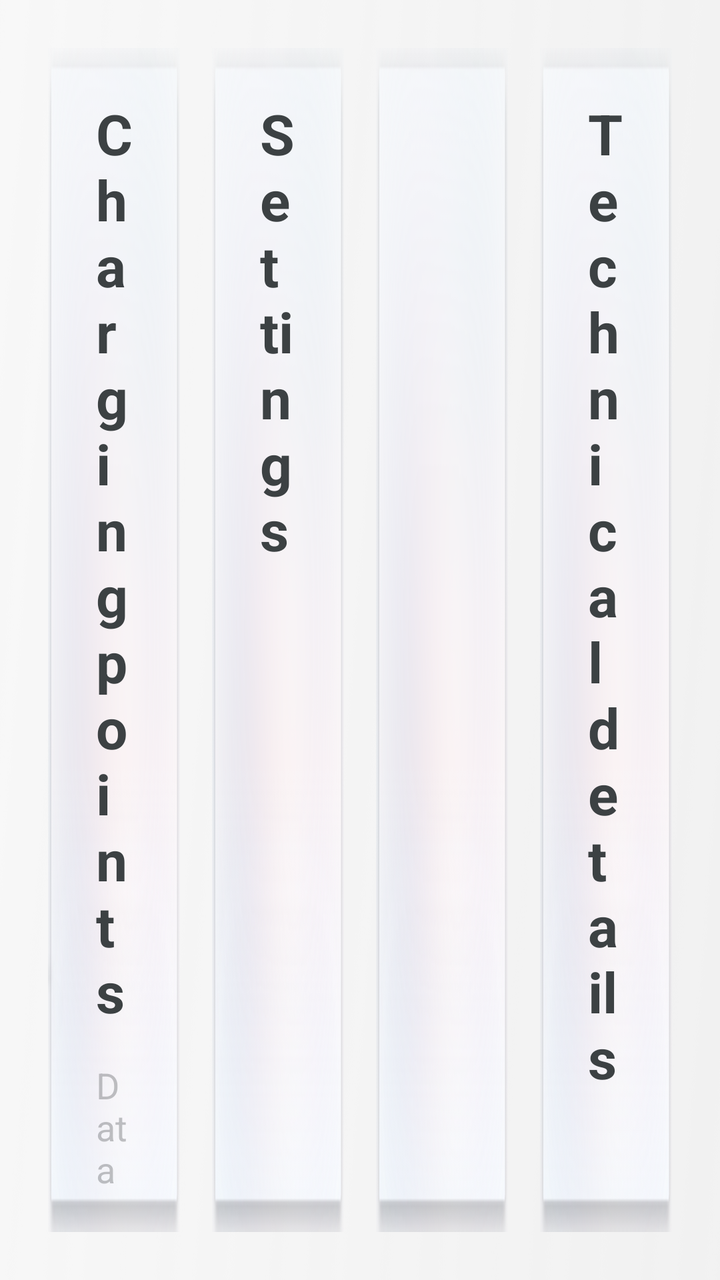
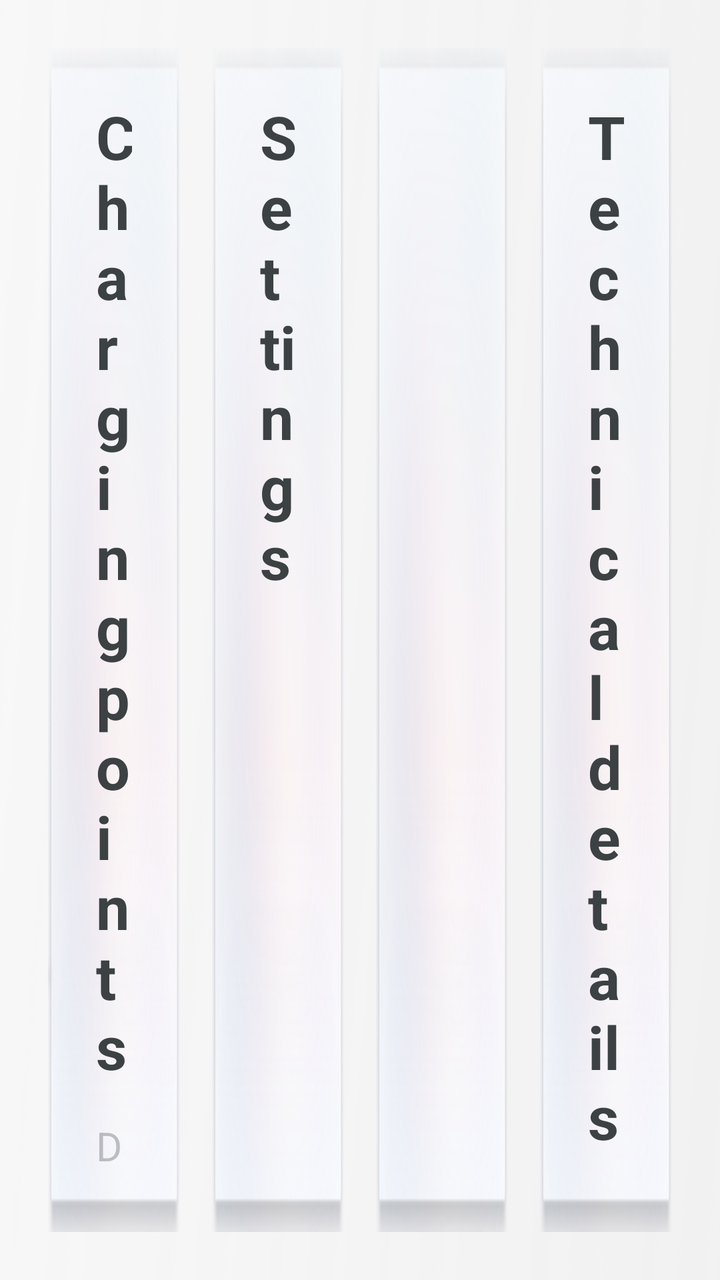

The first picture is an Android layout as it rendered before a commit; the second is the same layout after the commit. The layout source and the unified diff follow.
<!-- AndroidManifest.xml: application theme Theme.MG4SimpleLauncher -->
<!-- res/layout/fragment_system.xml -->
<?xml version="1.0" encoding="utf-8"?>
<LinearLayout xmlns:android="http://schemas.android.com/apk/res/android"
    android:layout_width="match_parent"
    android:layout_height="match_parent"
    android:orientation="horizontal"
    android:baselineAligned="false"
    android:padding="@dimen/screen_padding">

    
    <FrameLayout
        android:id="@+id/charging_card"
        android:layout_width="0dp"
        android:layout_height="match_parent"
        android:layout_weight="1"
        android:layout_marginEnd="@dimen/card_gap"
        android:background="@drawable/smallcard_selector"
        android:clickable="true"
        android:focusable="true">

        
        <ImageView
            android:layout_width="@dimen/charging_bolt_width"
            android:layout_height="@dimen/charging_bolt_height"
            android:layout_gravity="bottom|end"
            android:layout_marginEnd="@dimen/charging_bolt_margin_end"
            android:layout_marginBottom="@dimen/charging_bolt_margin_bottom"
            android:alpha="0.12"
            android:background="@drawable/ic_charging_bolt"
            android:contentDescription="@null" />

        <LinearLayout
            android:layout_width="match_parent"
            android:layout_height="match_parent"
            android:orientation="vertical"
            android:padding="@dimen/info_card_padding">

            <TextView
                android:layout_width="wrap_content"
                android:layout_height="wrap_content"
                android:text="@string/charging_title"
                android:textColor="@color/text_primary"
                android:textSize="@dimen/small_card_label_size"
                android:textStyle="bold" />

            <LinearLayout
                android:id="@+id/charging_card_results"
                android:layout_width="match_parent"
                android:layout_height="0dp"
                android:layout_weight="1"
                android:layout_marginTop="14dp"
                android:orientation="vertical"
                android:visibility="gone">

                <TextView
                    android:id="@+id/charge_group_motorway"
                    android:layout_width="match_parent"
                    android:layout_height="wrap_content"
                    android:layout_marginBottom="6dp"
                    android:text="@string/charging_filter_motorway"
                    android:textColor="@color/accent"
                    android:textSize="@dimen/charge_item_detail_size"
                    android:textStyle="bold" />

            <include layout="@layout/part_charge_summary" android:id="@+id/charge_row_0" />
            <include layout="@layout/part_charge_summary" android:id="@+id/charge_row_1" />
            <include layout="@layout/part_charge_summary" android:id="@+id/charge_row_2" />

                <TextView
                    android:id="@+id/charge_group_supercharger"
                    android:layout_width="match_parent"
                    android:layout_height="wrap_content"
                    android:layout_marginTop="6dp"
                    android:layout_marginBottom="6dp"
                    android:text="@string/charging_filter_supercharger"
                    android:textColor="@color/accent"
                    android:textSize="@dimen/charge_item_detail_size"
                    android:textStyle="bold" />

            <include layout="@layout/part_charge_summary" android:id="@+id/charge_row_3" />
            <include layout="@layout/part_charge_summary" android:id="@+id/charge_row_4" />
            <include layout="@layout/part_charge_summary" android:id="@+id/charge_row_5" />
            </LinearLayout>

            <TextView
                android:id="@+id/charging_card_status"
                android:layout_width="match_parent"
                android:layout_height="0dp"
                android:layout_weight="1"
                android:layout_marginTop="16dp"
                android:textColor="@color/text_secondary"
                android:textSize="@dimen/info_card_body_size" />

            <TextView
                android:layout_width="match_parent"
                android:layout_height="wrap_content"
                android:text="@string/charging_attribution"
                android:textColor="@color/text_tertiary"
                android:textSize="@dimen/charge_item_detail_size" />
        </LinearLayout>
    </FrameLayout>

    
    <LinearLayout
        android:id="@+id/settings_card"
        android:layout_width="0dp"
        android:layout_height="match_parent"
        android:layout_weight="1"
        android:layout_marginEnd="@dimen/card_gap"
        android:background="@drawable/smallcard_selector"
        android:clickable="true"
        android:focusable="true"
        android:orientation="vertical"
        android:padding="@dimen/info_card_padding">

        <TextView
            android:layout_width="wrap_content"
            android:layout_height="wrap_content"
            android:text="@string/settings_title"
            android:textColor="@color/text_primary"
            android:textSize="@dimen/small_card_label_size"
            android:textStyle="bold" />

        <TextView
            android:id="@+id/settings_card_summary"
            android:layout_width="match_parent"
            android:layout_height="wrap_content"
            android:layout_marginTop="16dp"
            android:lineSpacingExtra="6dp"
            android:textColor="@color/text_secondary"
            android:textSize="@dimen/info_card_body_size" />
    </LinearLayout>

    
    <LinearLayout
        android:layout_width="0dp"
        android:layout_height="match_parent"
        android:layout_weight="1"
        android:layout_marginEnd="@dimen/card_gap"
        android:background="@drawable/smallcard_selector"
        android:gravity="center"
        android:orientation="vertical" />
    
    <ScrollView
        android:layout_width="0dp"
        android:layout_height="match_parent"
        android:layout_weight="1"
        android:background="@drawable/smallcard_selector"
        android:fillViewport="true"
        android:padding="@dimen/info_card_padding"
        android:scrollbars="none">

        <LinearLayout
            android:layout_width="match_parent"
            android:layout_height="wrap_content"
            android:orientation="vertical">

            <TextView
                android:layout_width="wrap_content"
                android:layout_height="wrap_content"
                android:text="@string/sys_technical"
                android:textColor="@color/text_primary"
                android:textSize="@dimen/small_card_label_size"
                android:textStyle="bold" />

            <TextView
                android:id="@+id/tv_device_body"
                android:layout_width="match_parent"
                android:layout_height="wrap_content"
                android:layout_marginTop="16dp"
                android:lineSpacingExtra="6dp"
                android:textColor="@color/text_secondary"
                android:textSize="@dimen/info_card_body_size" />

            <Space
                android:layout_width="match_parent"
                android:layout_height="0dp"
                android:layout_weight="1"
                android:minHeight="16dp" />

            
            <TextView
                android:layout_width="wrap_content"
                android:layout_height="wrap_content"
                android:text="@string/sys_memory"
                android:textColor="@color/text_secondary"
                android:textSize="@dimen/info_card_body_size" />

            <TextView
                android:id="@+id/tv_memory_value"
                android:layout_width="wrap_content"
                android:layout_height="wrap_content"
                android:textColor="@color/text_primary"
                android:textSize="@dimen/sys_value_size"
                android:textStyle="bold" />

            <TextView
                android:layout_width="wrap_content"
                android:layout_height="wrap_content"
                android:text="@string/sys_used_total"
                android:textColor="@color/text_secondary"
                android:textSize="@dimen/info_card_body_size" />

            <Space
                android:layout_width="match_parent"
                android:layout_height="0dp"
                android:layout_weight="1"
                android:minHeight="16dp" />

            
            <TextView
                android:layout_width="wrap_content"
                android:layout_height="wrap_content"
                android:text="@string/sys_storage"
                android:textColor="@color/text_secondary"
                android:textSize="@dimen/info_card_body_size" />

            <TextView
                android:id="@+id/tv_storage_value"
                android:layout_width="wrap_content"
                android:layout_height="wrap_content"
                android:textColor="@color/text_primary"
                android:textSize="@dimen/sys_value_size"
                android:textStyle="bold" />

            <TextView
                android:layout_width="wrap_content"
                android:layout_height="wrap_content"
                android:text="@string/sys_free_total"
                android:textColor="@color/text_secondary"
                android:textSize="@dimen/info_card_body_size" />

            <Space
                android:layout_width="match_parent"
                android:layout_height="0dp"
                android:layout_weight="1"
                android:minHeight="16dp" />

            
            <TextView
                android:layout_width="wrap_content"
                android:layout_height="wrap_content"
                android:text="@string/sys_network"
                android:textColor="@color/text_secondary"
                android:textSize="@dimen/info_card_body_size" />

            <TextView
                android:id="@+id/tv_network_value"
                android:layout_width="wrap_content"
                android:layout_height="wrap_content"
                android:textColor="@color/text_primary"
                android:textSize="@dimen/sys_value_size"
                android:textStyle="bold" />

            <TextView
                android:id="@+id/tv_network_detail"
                android:layout_width="wrap_content"
                android:layout_height="wrap_content"
                android:textColor="@color/text_secondary"
                android:textSize="@dimen/info_card_body_size" />
        </LinearLayout>
    </ScrollView>
</LinearLayout>
<!-- res/layout/part_charge_summary.xml (included above) -->
<?xml version="1.0" encoding="utf-8"?>
<LinearLayout xmlns:android="http://schemas.android.com/apk/res/android"
    android:layout_width="match_parent"
    android:layout_height="wrap_content"
    android:layout_marginBottom="14dp"
    android:orientation="vertical">

    <TextView
        android:id="@+id/summary_name"
        android:layout_width="match_parent"
        android:layout_height="wrap_content"
        android:ellipsize="end"
        android:maxLines="1"
        android:textColor="@color/text_primary"
        android:textSize="@dimen/charge_item_detail_size"
        android:textStyle="bold" />

    <TextView
        android:id="@+id/summary_detail"
        android:layout_width="match_parent"
        android:layout_height="wrap_content"
        android:layout_marginTop="2dp"
        android:ellipsize="end"
        android:maxLines="1"
        android:textColor="@color/text_secondary"
        android:textSize="@dimen/charge_item_detail_size" />
</LinearLayout>
<!-- resources referenced by this layout -->
<resources>
  <color name="accent">#056eff</color>
  <color name="text_primary">#3c4143</color>
  <color name="text_secondary">#7f3c4143</color>
  <color name="text_tertiary">#503c4143</color>
  <dimen name="card_gap">16dp</dimen>
  <dimen name="charge_item_detail_size">18sp</dimen>
  <dimen name="charging_bolt_height">196dp</dimen>
  <dimen name="charging_bolt_margin_bottom">8dp</dimen>
  <dimen name="charging_bolt_margin_end">36dp</dimen>
  <dimen name="charging_bolt_width">150dp</dimen>
  <dimen name="info_card_body_size">22sp</dimen>
  <dimen name="info_card_padding">24dp</dimen>
  <dimen name="screen_padding">24dp</dimen>
  <dimen name="small_card_label_size">28sp</dimen>
  <dimen name="sys_value_size">32sp</dimen>
  <!-- drawable ic_charging_bolt: png bitmap (drawable, 1268 bytes) -->
  <!-- drawable smallcard_selector (drawable) -->
  <?xml version="1.0" encoding="utf-8"?>
  <selector xmlns:android="http://schemas.android.com/apk/res/android">
      <item android:state_pressed="true" android:drawable="@drawable/bg_clicked" />
      <item android:drawable="@drawable/bg_normal" />
  </selector>
  <string name="charging_attribution">Data © Open Charge Map</string>
  <string name="charging_filter_motorway">Motorway</string>
  <string name="charging_filter_supercharger">Supercharger</string>
  <string name="charging_title">Charging points</string>
  <string name="settings_title">Settings</string>
  <string name="sys_free_total">free / total</string>
  <string name="sys_memory">Memory</string>
  <string name="sys_network">Network</string>
  <string name="sys_storage">Storage</string>
  <string name="sys_technical">Technical details</string>
  <string name="sys_used_total">used / total</string>
  <style name="Theme.MG4SimpleLauncher" parent="Theme.AppCompat.DayNight.NoActionBar">
          <item name="android:windowBackground">@drawable/bg_home</item>
          <item name="android:statusBarColor">@android:color/transparent</item>
          <item name="android:navigationBarColor">@android:color/transparent</item>
          <item name="colorAccent">@color/accent</item>
      </style>
  <!-- drawable bg_clicked: png bitmap (drawable, 39658 bytes) -->
  <!-- drawable bg_normal: png bitmap (drawable, 51707 bytes) -->
  <!-- drawable bg_home: png bitmap (drawable, 80650 bytes) -->
</resources>

<!-- the commit's change to res/layout/fragment_system.xml (unified diff, before → after) -->
@@ -55,10 +55,10 @@
                     android:id="@+id/charge_group_motorway"
                     android:layout_width="match_parent"
                     android:layout_height="wrap_content"
-                    android:layout_marginBottom="6dp"
+                    android:layout_marginBottom="4dp"
                     android:text="@string/charging_filter_motorway"
                     android:textColor="@color/accent"
-                    android:textSize="@dimen/charge_item_detail_size"
+                    android:textSize="@dimen/secondary_text_size"
                     android:textStyle="bold" />
 
             <include layout="@layout/part_charge_summary" android:id="@+id/charge_row_0" />
@@ -69,11 +69,11 @@
                     android:id="@+id/charge_group_supercharger"
                     android:layout_width="match_parent"
                     android:layout_height="wrap_content"
-                    android:layout_marginTop="6dp"
-                    android:layout_marginBottom="6dp"
+                    android:layout_marginTop="4dp"
+                    android:layout_marginBottom="4dp"
                     android:text="@string/charging_filter_supercharger"
                     android:textColor="@color/accent"
-                    android:textSize="@dimen/charge_item_detail_size"
+                    android:textSize="@dimen/secondary_text_size"
                     android:textStyle="bold" />
 
             <include layout="@layout/part_charge_summary" android:id="@+id/charge_row_3" />
@@ -95,7 +95,7 @@
                 android:layout_height="wrap_content"
                 android:text="@string/charging_attribution"
                 android:textColor="@color/text_tertiary"
-                android:textSize="@dimen/charge_item_detail_size" />
+                android:textSize="@dimen/secondary_text_size" />
         </LinearLayout>
     </FrameLayout>
 
@@ -169,7 +169,7 @@
                 android:layout_marginTop="16dp"
                 android:lineSpacingExtra="6dp"
                 android:textColor="@color/text_secondary"
-                android:textSize="@dimen/info_card_body_size" />
+                android:textSize="@dimen/secondary_text_size" />
 
             <Space
                 android:layout_width="match_parent"
@@ -183,7 +183,7 @@
                 android:layout_height="wrap_content"
                 android:text="@string/sys_memory"
                 android:textColor="@color/text_secondary"
-                android:textSize="@dimen/info_card_body_size" />
+                android:textSize="@dimen/secondary_text_size" />
 
             <TextView
                 android:id="@+id/tv_memory_value"
@@ -198,7 +198,7 @@
                 android:layout_height="wrap_content"
                 android:text="@string/sys_used_total"
                 android:textColor="@color/text_secondary"
-                android:textSize="@dimen/info_card_body_size" />
+                android:textSize="@dimen/secondary_text_size" />
 
             <Space
                 android:layout_width="match_parent"
@@ -212,7 +212,7 @@
                 android:layout_height="wrap_content"
                 android:text="@string/sys_storage"
                 android:textColor="@color/text_secondary"
-                android:textSize="@dimen/info_card_body_size" />
+                android:textSize="@dimen/secondary_text_size" />
 
             <TextView
                 android:id="@+id/tv_storage_value"
@@ -227,7 +227,7 @@
                 android:layout_height="wrap_content"
                 android:text="@string/sys_free_total"
                 android:textColor="@color/text_secondary"
-                android:textSize="@dimen/info_card_body_size" />
+                android:textSize="@dimen/secondary_text_size" />
 
             <Space
                 android:layout_width="match_parent"
@@ -241,7 +241,7 @@
                 android:layout_height="wrap_content"
                 android:text="@string/sys_network"
                 android:textColor="@color/text_secondary"
-                android:textSize="@dimen/info_card_body_size" />
+                android:textSize="@dimen/secondary_text_size" />
 
             <TextView
                 android:id="@+id/tv_network_value"
@@ -256,7 +256,7 @@
                 android:layout_width="wrap_content"
                 android:layout_height="wrap_content"
                 android:textColor="@color/text_secondary"
-                android:textSize="@dimen/info_card_body_size" />
+                android:textSize="@dimen/secondary_text_size" />
         </LinearLayout>
     </ScrollView>
 </LinearLayout>
@@ -265,7 +265,7 @@
 <LinearLayout xmlns:android="http://schemas.android.com/apk/res/android"
     android:layout_width="match_parent"
     android:layout_height="wrap_content"
-    android:layout_marginBottom="14dp"
+    android:layout_marginBottom="8dp"
     android:orientation="vertical">
 
     <TextView
@@ -275,7 +275,7 @@
         android:ellipsize="end"
         android:maxLines="1"
         android:textColor="@color/text_primary"
-        android:textSize="@dimen/charge_item_detail_size"
+        android:textSize="@dimen/secondary_text_size"
         android:textStyle="bold" />
 
     <TextView
@@ -286,5 +286,5 @@
         android:ellipsize="end"
         android:maxLines="1"
         android:textColor="@color/text_secondary"
-        android:textSize="@dimen/charge_item_detail_size" />
+        android:textSize="@dimen/secondary_text_size" />
 </LinearLayout>
<!-- resource entries referenced after the edit -->
@@ -5,16 +5,16 @@
   <color name="text_secondary">#7f3c4143</color>
   <color name="text_tertiary">#503c4143</color>
   <dimen name="card_gap">16dp</dimen>
-  <dimen name="charge_item_detail_size">18sp</dimen>
   <dimen name="charging_bolt_height">196dp</dimen>
   <dimen name="charging_bolt_margin_bottom">8dp</dimen>
   <dimen name="charging_bolt_margin_end">36dp</dimen>
   <dimen name="charging_bolt_width">150dp</dimen>
-  <dimen name="info_card_body_size">22sp</dimen>
+  <dimen name="info_card_body_size">28sp</dimen>
   <dimen name="info_card_padding">24dp</dimen>
   <dimen name="screen_padding">24dp</dimen>
-  <dimen name="small_card_label_size">28sp</dimen>
-  <dimen name="sys_value_size">32sp</dimen>
+  <dimen name="secondary_text_size">20sp</dimen>
+  <dimen name="small_card_label_size">30sp</dimen>
+  <dimen name="sys_value_size">26sp</dimen>
   <!-- drawable ic_charging_bolt: png bitmap (drawable, 1268 bytes) -->
   <!-- drawable smallcard_selector (drawable) -->
   <?xml version="1.0" encoding="utf-8"?>
